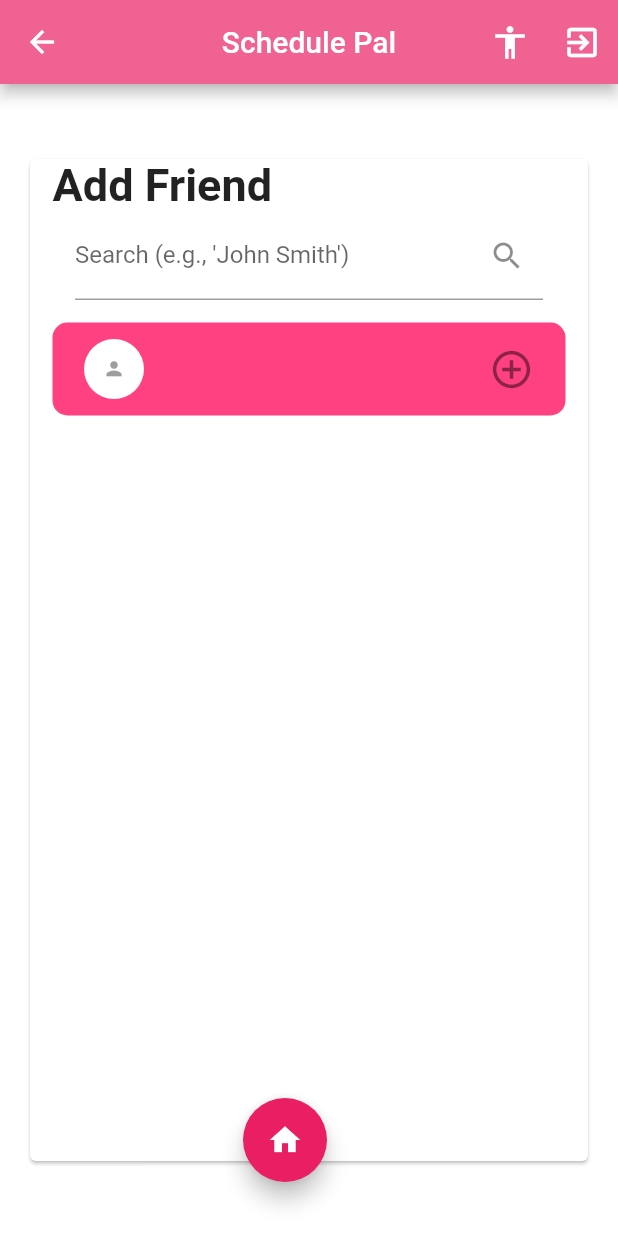
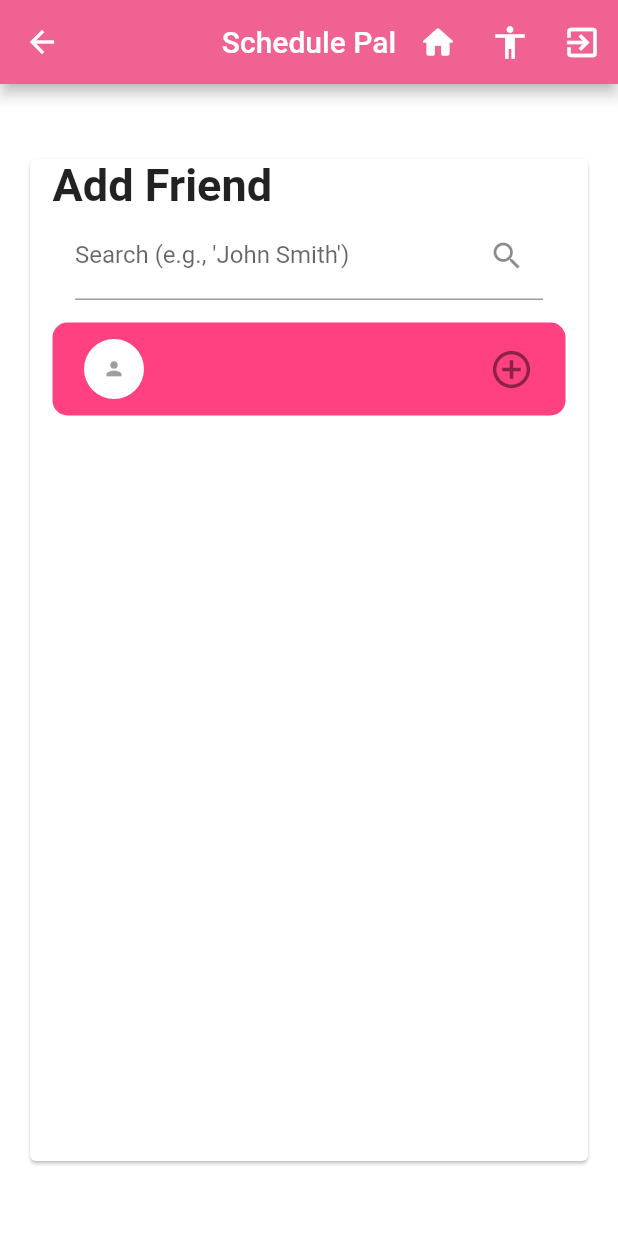
Before and after one commit to TahleeJ/SchedulePal, a Flutter app: the AddFriendScreen screen opened directly, on a phone screen of 412 x 824 dp. Run offline on Flutter 3.47's test engine with Material 2 defaults, Android fonts, the light colour scheme and no system bars; our stand-ins replace cloud_firestore, firebase_auth, firebase_core, google_sign_in; missing offline and left inert: time_planner; accounts and stored records are empty.

Commit message:
Update navigation methods

```diff
--- a/schedulepal/lib/addFriendScreen.dart
+++ b/schedulepal/lib/addFriendScreen.dart
@@ -33,12 +33,11 @@ class _AddFriendScreenState extends State<AddFriendScreen> {
           backgroundColor: Colors.pink[300],
           centerTitle: true,
           title: const Text("Schedule Pal"),
-          leading: IconButton(onPressed: () =>{openFriendsList()}, icon: Icon(Icons.arrow_back),),
+          leading: IconButton(onPressed: () =>{openFriendsList()}, icon: Icon(Icons.arrow_back)),
           actions: <Widget>[
-            // Sign out button
-            IconButton(onPressed: () =>{}, icon: Icon(Icons.accessibility, size: 26.0), tooltip: "Friend List",),
-            IconButton(onPressed: () => {}, icon: Icon(Icons.exit_to_app_outlined, size: 26.0, ),
-              tooltip: "Sign Out",)
+            IconButton(onPressed: () => {goHome()}, icon: Icon(Icons.home_rounded, size: 26.0), tooltip: "Home"),
+            IconButton(onPressed: () => {openFriendsList()}, icon: Icon(Icons.accessibility, size: 26.0), tooltip: "Friend List"),
+            IconButton(onPressed: () => {_signOut()}, icon: Icon(Icons.exit_to_app_outlined, size: 26.0, ), tooltip: "Sign Out")
 
           ],
         ),
@@ -101,22 +100,6 @@ class _AddFriendScreenState extends State<AddFriendScreen> {
                 ],
               ),
             )
-        ),
-        floatingActionButton: Stack(
-            children: [
-              Positioned(
-                  right: 100,
-                  left: 100,
-                  bottom: 20,
-                  child: FloatingActionButton(
-                    heroTag: "addFriendButton",
-                    // Navigate to the create task page upon pressing the button
-                    onPressed: goHome,
-                    child: const Icon(Icons.home),
-                    backgroundColor: Colors.pink,
-                  )
-              ),
-            ]
         )
     );
   }
```
Also changed, not shown: schedulepal/lib/addCourseScreen.dart (+26 -5 lines), schedulepal/lib/friendsListScreen.dart (+4 -17 lines), schedulepal/lib/friendsPendingScreen.dart (+3 -19 lines), schedulepal/lib/homeScreen.dart (+34 -2 lines).
